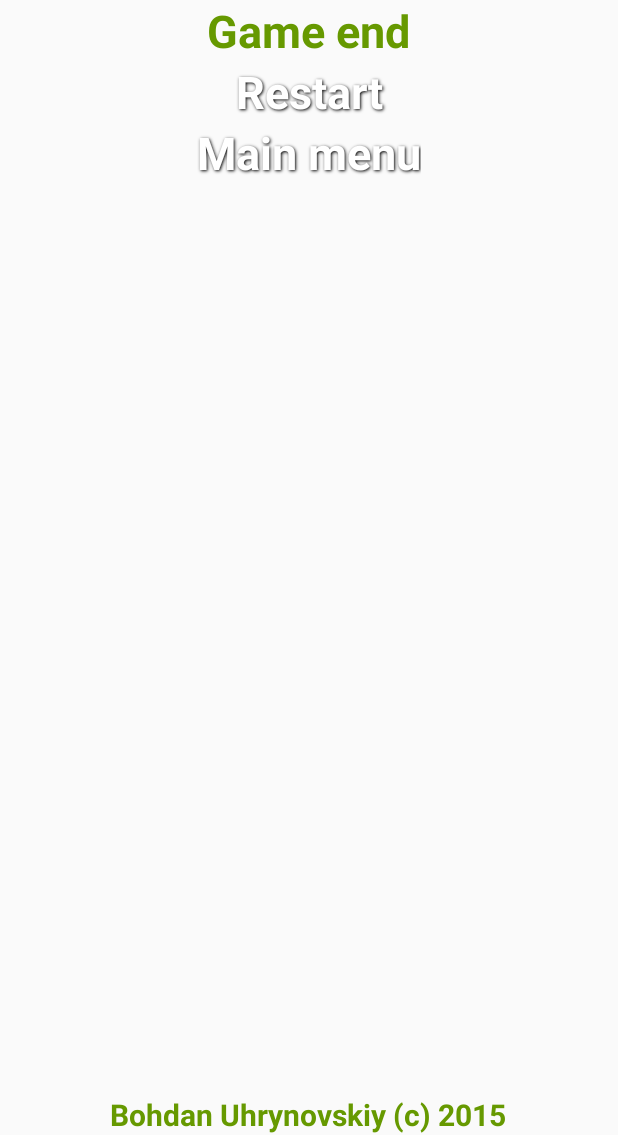
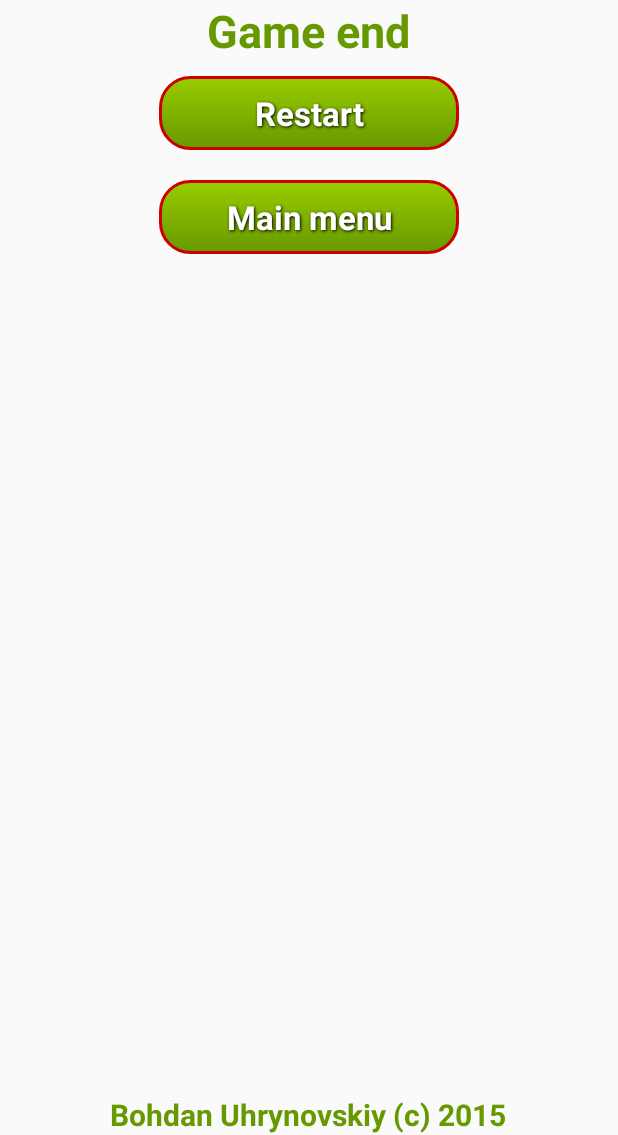
Before and after one commit to bohdanuhryn/nulp_pract, an Android app: the SaveScoreActivity screen opened directly, with no data from a screen before it, after a tap on "Save score", on a phone screen of 412 x 824 dp, the part 101-1236 px from its top. Run offline under Robolectric (Android 15) with nearby library versions, the phone set to English and light mode, and no system bars.

Commit message:
pause menu added/menu refactored/gui updated

```diff
--- a/SnakeAndroidStudio/Snake/app/src/main/java/com/nulp/bohdanuhryn/snake/GameEndActivity.java
+++ /dev/null
@@ -1,61 +0,0 @@
-package com.nulp.bohdanuhryn.snake;
-
-import android.os.Bundle;
-import android.view.Menu;
-import android.view.MenuItem;
-import android.content.Intent;
-import android.view.View;
-import android.app.Activity;
-import android.view.Window;
-import android.view.WindowManager;
-import android.widget.Button;
-import android.widget.LinearLayout;
-import android.widget.TextView;
-import android.media.MediaPlayer;
-
-public class GameEndActivity extends Activity {
-
-    @Override
-    protected void onCreate(Bundle savedInstanceState) {
-        super.onCreate(savedInstanceState);
-
-        requestWindowFeature(Window.FEATURE_NO_TITLE);
-        getWindow().setFlags(WindowManager.LayoutParams.FLAG_FULLSCREEN,
-                WindowManager.LayoutParams.FLAG_FULLSCREEN);
-
-        setContentView(R.layout.activity_menu);
-
-        TextView header = (TextView)findViewById(R.id.menu_header);
-        header.setText(R.string.game_end_header);
-
-        final MediaPlayer mp = MediaPlayer.create(this, R.raw.button_click);
-
-        LinearLayout content = (LinearLayout)findViewById(R.id.menu_content);
-        Button button;
-
-        button = new Button(this);
-        button.setText(R.string.restart_button);
-        button.setOnClickListener(new View.OnClickListener() {
-            @Override
-            public void onClick(View v) {
-                Intent intent = new Intent(v.getContext(), LevelActivity.class);
-                mp.start();
-                startActivity(intent);
-            }
-        });
-        content.addView(button);
-
-        // Main menu button
-        button = new Button(this);
-        button.setText(R.string.main_menu_button);
-        button.setOnClickListener(new View.OnClickListener() {
-            @Override
-            public void onClick(View v) {
-                Intent intent = new Intent(v.getContext(), MainMenuActivity.class);
-                mp.start();
-                startActivity(intent);
-            }
-        });
-        content.addView(button);
-    }
-}
--- /dev/null
+++ b/SnakeAndroidStudio/Snake/app/src/main/java/com/nulp/bohdanuhryn/snake/gui/MainMenuActivity.java
@@ -0,0 +1,153 @@
+package com.nulp.bohdanuhryn.snake.gui;
+
+import android.os.Bundle;
+import android.content.Intent;
+import android.view.View;
+import android.app.Activity;
+import android.view.Window;
+import android.view.WindowManager;
+import android.widget.Button;
+import android.widget.LinearLayout;
+import android.widget.TextView;
+import android.media.MediaPlayer;
+
+import com.nulp.bohdanuhryn.snake.R;
+
+public class MainMenuActivity extends Activity {
+
+    private boolean pauseMenu;
+
+    private boolean gameEndMenu;
+
+    @Override
+    protected void onCreate(Bundle savedInstanceState) {
+        super.onCreate(savedInstanceState);
+        // fullscreen on
+        requestWindowFeature(Window.FEATURE_NO_TITLE);
+        getWindow().setFlags(WindowManager.LayoutParams.FLAG_FULLSCREEN,
+                WindowManager.LayoutParams.FLAG_FULLSCREEN);
+        // set layout
+        setContentView(R.layout.activity_menu);
+        // select menu mode
+        Intent intent = getIntent();
+        pauseMenu = intent.getBooleanExtra(getResources().getString(R.string.set_pause_menu), false);
+        gameEndMenu = intent.getBooleanExtra(getResources().getString(R.string.set_game_end_menu), false);
+        // set header
+        TextView header = (TextView)findViewById(R.id.menu_header);
+        if(pauseMenu)
+            header.setText(R.string.pause_menu_header);
+        else if(gameEndMenu)
+            header.setText(R.string.game_end_header);
+        else
+            header.setText(R.string.main_menu_header);
+        // content fill
+        LinearLayout content = (LinearLayout)findViewById(R.id.menu_content);
+        final MediaPlayer mp = MediaPlayer.create(this, R.raw.button_click);
+        Button button;
+        LinearLayout buttonLayout;
+        if(pauseMenu || gameEndMenu) {
+            // Restart button
+            buttonLayout = (LinearLayout) getLayoutInflater().inflate(R.layout.menu_button, null);
+            button = (Button) buttonLayout.findViewById(R.id.menu_button);
+            button.setText(R.string.restart_button);
+            button.setOnClickListener(new View.OnClickListener() {
+                @Override
+                public void onClick(View v) {
+                    Intent intent = new Intent(v.getContext(), LevelActivity.class);// TODO:!!!
+                    mp.start();
+                    startActivity(intent);
+                }
+            });
+            content.addView(buttonLayout);
+            // Main menu button
+            buttonLayout = (LinearLayout) getLayoutInflater().inflate(R.layout.menu_button, null);
+            button = (Button) buttonLayout.findViewById(R.id.menu_button);
+            button.setText(R.string.main_menu_button);
+            button.setOnClickListener(new View.OnClickListener() {
+                @Override
+                public void onClick(View v) {
+                    Intent intent = new Intent(v.getContext(), MainMenuActivity.class);
+                    mp.start();
+                    startActivity(intent);
+                }
+            });
+            content.addView(buttonLayout);
+        }
+        else {
+            // Game button
+            buttonLayout = (LinearLayout) getLayoutInflater().inflate(R.layout.menu_button, null);
+            button = (Button) buttonLayout.findViewById(R.id.menu_button);
+            button.setText(R.string.game_button);
+            button.setOnClickListener(new View.OnClickListener() {
+                @Override
+                public void onClick(View v) {
+                    Intent intent = new Intent(v.getContext(), LevelActivity.class);
+                    mp.start();
+                    startActivity(intent);
+                }
+            });
+            content.addView(buttonLayout);
+        }
+        if(gameEndMenu == false) {
+            // Scores button
+            buttonLayout = (LinearLayout) getLayoutInflater().inflate(R.layout.menu_button, null);
+            button = (Button) buttonLayout.findViewById(R.id.menu_button);
+            button.setText(R.string.scores_button);
+            button.setOnClickListener(new View.OnClickListener() {
+                @Override
+                public void onClick(View v) {
+                    Intent intent = new Intent(v.getContext(), ScoresActivity.class);
+                    mp.start();
+                    startActivity(intent);
+                }
+            });
+            content.addView(buttonLayout);
+            // Sound button
+            buttonLayout = (LinearLayout) getLayoutInflater().inflate(R.layout.menu_button, null);
+            button = (Button) buttonLayout.findViewById(R.id.menu_button);
+            button.setText(R.string.sound_button);
+            button.setOnClickListener(new View.OnClickListener() {
+                @Override
+                public void onClick(View v) {
+                    Intent intent = new Intent(v.getContext(), SoundActivity.class);
+                    mp.start();
+                    startActivity(intent);
+                }
+            });
+            content.addView(buttonLayout);
+            // About button
+            buttonLayout = (LinearLayout) getLayoutInflater().inflate(R.layout.menu_button, null);
+            button = (Button) buttonLayout.findViewById(R.id.menu_button);
+            button.setText(R.string.about_button);
+            button.setOnClickListener(new View.OnClickListener() {
+                @Override
+                public void onClick(View v) {
+                    Intent intent = new Intent(v.getContext(), AboutActivity.class);
+                    mp.start();
+                    startActivity(intent);
+                }
+            });
+            content.addView(buttonLayout);
+        }
+        // exit app
+        if (getIntent().getBooleanExtra("EXIT", false)) {
+            finish();
+        }
+    }
+
+    @Override
+    public void onBackPressed() {
+        if(pauseMenu) {
+            super.onBackPressed();
+        }
+        else if(gameEndMenu) {
+            return;
+        }
+        else {
+            Intent intent = new Intent(Intent.ACTION_MAIN);
+            intent.addCategory(Intent.CATEGORY_HOME);
+            intent.setFlags(Intent.FLAG_ACTIVITY_NEW_TASK);
+            startActivity(intent);
+        }
+    }
+}
--- a/SnakeAndroidStudio/Snake/app/src/main/java/com/nulp/bohdanuhryn/snake/SaveScoreActivity.java
+++ b/SnakeAndroidStudio/Snake/app/src/main/java/com/nulp/bohdanuhryn/snake/gui/SaveScoreActivity.java
@@ -1,23 +1,18 @@
-package com.nulp.bohdanuhryn.snake;
+package com.nulp.bohdanuhryn.snake.gui;
 
-import java.util.Vector;
-import java.util.Map;
-import java.util.HashMap;
 import android.os.Bundle;
-import android.view.Menu;
-import android.view.MenuItem;
 import android.content.Intent;
 import android.view.View;
 import android.app.Activity;
-import android.view.ViewGroup;
 import android.view.Window;
 import android.view.WindowManager;
-import android.widget.ArrayAdapter;
 import android.widget.Button;
 import android.widget.LinearLayout;
 import android.widget.TextView;
-import android.widget.GridView;
 import android.widget.EditText;
+
+import com.nulp.bohdanuhryn.snake.R;
+import com.nulp.bohdanuhryn.snake.ScoresManager;
 
 public class SaveScoreActivity extends Activity {
 
@@ -56,7 +51,8 @@ public class SaveScoreActivity extends Activity {
             @Override
             public void onClick(View v) {
                 ScoresManager.AddScore(editPlayerName.getText().toString(), score);
-                Intent intent = new Intent(v.getContext(), GameEndActivity.class);
+                Intent intent = new Intent(v.getContext(), MainMenuActivity.class);
+                intent.putExtra(getResources().getString(R.string.set_game_end_menu), true);
                 startActivity(intent);
             }
         });
--- a/SnakeAndroidStudio/Snake/app/src/main/java/com/nulp/bohdanuhryn/snake/ScoresActivity.java
+++ b/SnakeAndroidStudio/Snake/app/src/main/java/com/nulp/bohdanuhryn/snake/gui/ScoresActivity.java
@@ -1,4 +1,4 @@
-package com.nulp.bohdanuhryn.snake;
+package com.nulp.bohdanuhryn.snake.gui;
 
 import java.util.ArrayList;
 import java.util.Vector;
@@ -21,6 +21,9 @@ import android.widget.TextView;
 import android.widget.GridView;
 import android.widget.TableLayout;
 import android.util.Pair;
+
+import com.nulp.bohdanuhryn.snake.R;
+import com.nulp.bohdanuhryn.snake.ScoresManager;
 
 public class ScoresActivity extends Activity {
 
--- /dev/null
+++ b/SnakeAndroidStudio/Snake/app/src/main/res/drawable/pause_button.xml
@@ -0,0 +1,5 @@
+<?xml version="1.0" encoding="utf-8"?>
+<selector xmlns:android="http://schemas.android.com/apk/res/android">
+    <item android:state_pressed="true" android:drawable="@drawable/pause_button_down"/>
+    <item android:drawable="@drawable/pause_button_up" />
+</selector>
--- a/SnakeAndroidStudio/Snake/app/src/main/res/values/strings.xml
+++ b/SnakeAndroidStudio/Snake/app/src/main/res/values/strings.xml
@@ -3,11 +3,16 @@
     <string name="copyright">Bohdan Uhrynovskiy (c) 2015</string>
     <!-- Main menu -->
     <string name="main_menu_header">Main menu</string>
+    <string name="pause_menu_header">Pause</string>
+    <string name="game_end_header">Game end</string>
+
     <string name="main_menu_button">Main menu</string>
     <string name="game_button">Game</string>
     <string name="scores_button">Scores</string>
     <string name="sound_button">Sound</string>
     <string name="about_button">About</string>
+    <string name="restart_button">Restart</string>
+    <string name="resume_button">Resume</string>
 
     <!-- Scores activity -->
     <string name="scores_header">Scores</string>
@@ -24,13 +29,6 @@
     <string name="player_name_edit">Enter your name</string>
     <string name="save_score_button">Save score</string>
 
-    <!-- Game end activity -->
-    <string name="game_end_header">Game end</string>
-    <string name="restart_button">Restart</string>
-
-    <!-- Pause activity -->
-
-
     <!-- Level -->
     <string name="title_activity_level">Level</string>
 
@@ -38,5 +36,8 @@
 
     <string name="score_label">Score:</string>
 
+    <!-- Constants -->
+    <string name="set_pause_menu">SET_PAUSE_MENU</string>
+    <string name="set_game_end_menu">SET_GAME_END_MENU</string>
 
 </resources>
--- a/SnakeAndroidStudio/Snake/app/src/main/res/values/styles.xml
+++ b/SnakeAndroidStudio/Snake/app/src/main/res/values/styles.xml
@@ -14,7 +14,7 @@
         <item name="android:textColor">@color/white</item>
         <item name="android:gravity">center</item>
         <item name="android:layout_margin">10dp</item>
-        <item name="android:textSize" >30dp</item>
+        <item name="android:textSize" >22dp</item>
         <item name="android:textStyle" >bold</item>
         <item name="android:shadowColor" >#000000</item>
         <item name="android:shadowDx" >1</item>
```
Also changed, not shown: SnakeAndroidStudio/Snake/app/src/main/AndroidManifest.xml (+14 -18 lines), SnakeAndroidStudio/Snake/app/src/main/java/com/nulp/bohdanuhryn/snake/GameEngine.java (+7 -2 lines), SnakeAndroidStudio/Snake/app/src/main/java/com/nulp/bohdanuhryn/snake/GameThread.java (+13 -0 lines), SnakeAndroidStudio/Snake/app/src/main/java/com/nulp/bohdanuhryn/snake/GameView.java (+14 -0 lines), SnakeAndroidStudio/Snake/app/src/main/java/com/nulp/bohdanuhryn/snake/MainMenuActivity.java (deleted, +0 -103 lines), SnakeAndroidStudio/Snake/app/src/main/java/com/nulp/bohdanuhryn/snake/gui/AboutActivity.java (renamed from SnakeAndroidStudio/Snake/app/src/main/java/com/nulp/bohdanuhryn/snake/SoundActivity.java, +5 -3 lines), SnakeAndroidStudio/Snake/app/src/main/java/com/nulp/bohdanuhryn/snake/gui/LevelActivity.java (renamed from SnakeAndroidStudio/Snake/app/src/main/java/com/nulp/bohdanuhryn/snake/LevelActivity.java, +33 -2 lines), SnakeAndroidStudio/Snake/app/src/main/java/com/nulp/bohdanuhryn/snake/gui/SoundActivity.java (renamed from SnakeAndroidStudio/Snake/app/src/main/java/com/nulp/bohdanuhryn/snake/AboutActivity.java, +5 -3 lines), SnakeAndroidStudio/Snake/app/src/main/res/drawable/pause_button_down.xml (added, +25 -0 lines), SnakeAndroidStudio/Snake/app/src/main/res/drawable/pause_button_up.xml (added, +22 -0 lines), SnakeAndroidStudio/Snake/app/src/main/res/layout/activity_level.xml (+6 -4 lines), SnakeAndroidStudio/Snake/app/src/main/res/layout/score_cell.xml (deleted, +0 -14 lines), SnakeAndroidStudio/Snake/app/src/main/res/drawable/pause_button.png (deleted).
